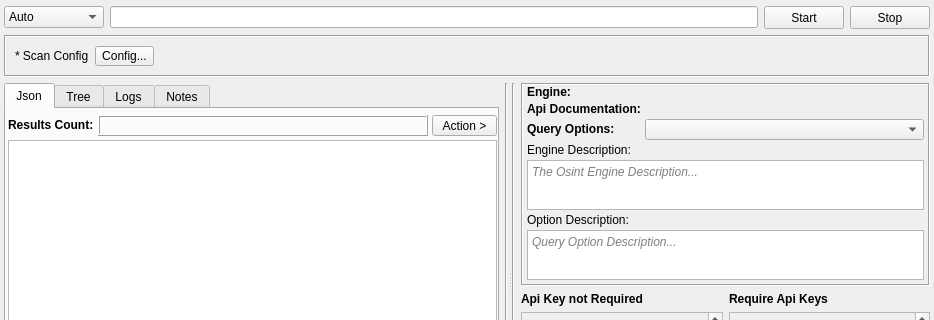
This is gui/src/engines/raw/Raw.ui in 3nock/OTE as Qt 5 draws it before an edit; both pictures show x 0 to 934 and y 0 to 320 of the 934 by 478 pixel window. The edited form follows.
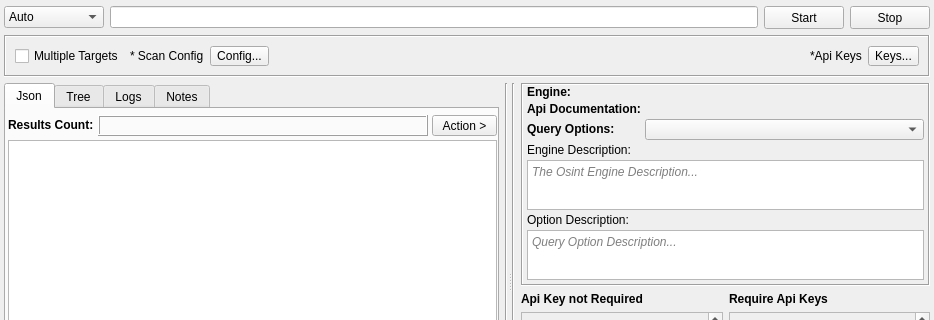
This is the edited form.

Patch:
```diff
--- a/gui/src/engines/raw/Raw.ui
+++ b/gui/src/engines/raw/Raw.ui
@@ -100,6 +100,13 @@
       <enum>QFrame::Sunken</enum>
      </property>
      <layout class="QHBoxLayout" name="horizontalLayout_12">
+      <item>
+       <widget class="QCheckBox" name="checkBox">
+        <property name="text">
+         <string>Multiple Targets</string>
+        </property>
+       </widget>
+      </item>
       <item>
        <widget class="QLabel" name="label_9">
         <property name="text">
@@ -127,6 +134,20 @@
         </property>
        </spacer>
       </item>
+      <item>
+       <widget class="QLabel" name="label_17">
+        <property name="text">
+         <string>*Api Keys</string>
+        </property>
+       </widget>
+      </item>
+      <item>
+       <widget class="QToolButton" name="buttoApiKeys">
+        <property name="text">
+         <string>Keys...</string>
+        </property>
+       </widget>
+      </item>
      </layout>
     </widget>
    </item>
```
